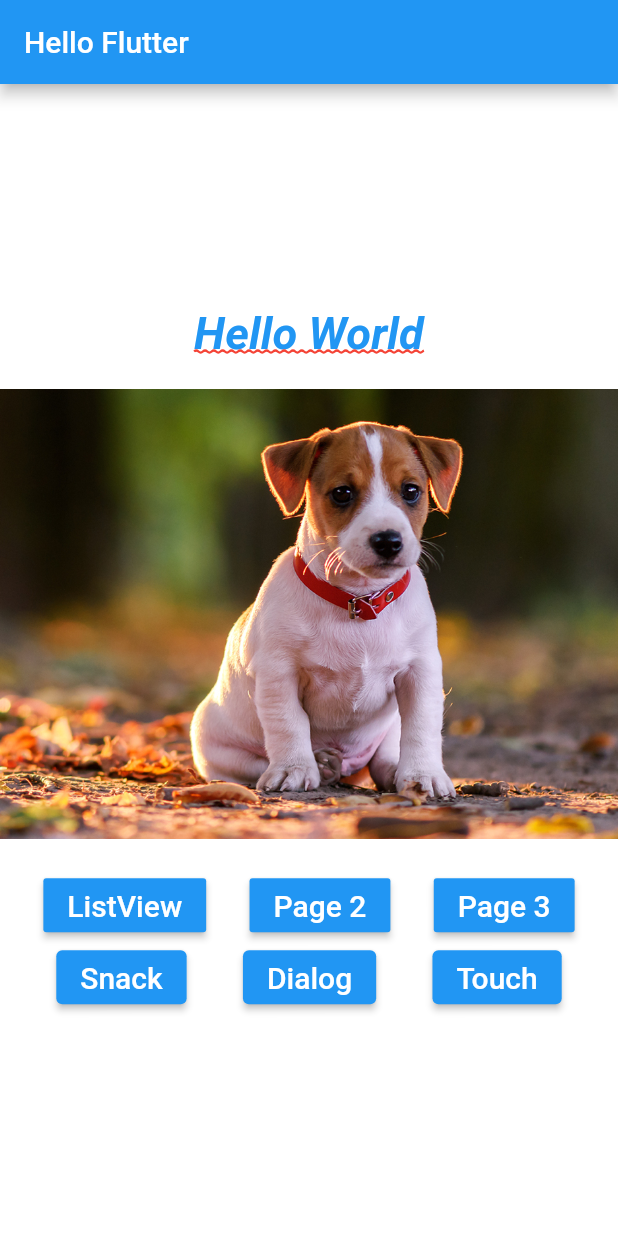
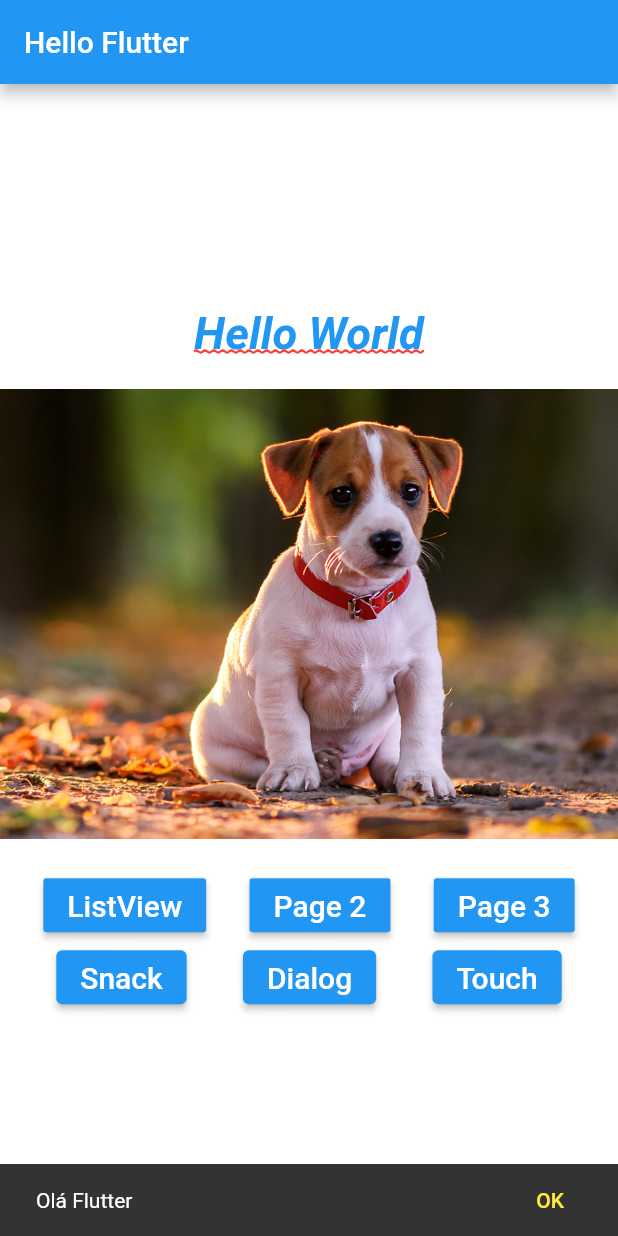
Before and after one commit to rodrigosa/FlutterHelloWorld, a Flutter app: the screen it shows after launch, after a tap on "Snack", on a phone screen of 412 x 824 dp. Run offline on Flutter 3.47's test engine with Material 2 defaults, Android fonts, the phone set to English and light mode, and no system bars.

Commit message:
GestureDetector onTap Navegando pela tela de detalhes (dog)
Alerta Com Snack

```diff
--- a/lib/home_page.dart
+++ b/lib/home_page.dart
@@ -1,6 +1,5 @@
 import 'package:flutter/material.dart';
 import 'package:flutter_hello1/pages/hello_listview.dart';
-import 'package:flutter_hello1/pages/hello_page1.dart';
 import 'package:flutter_hello1/pages/hello_page3.dart';
 import 'package:flutter_hello1/utils/nav.dart';
 import 'package:flutter_hello1/widgets/blue_button.dart';
@@ -23,7 +22,11 @@ class HomePage extends StatelessWidget {
       color: Colors.white,
       child: Column(
         mainAxisAlignment: MainAxisAlignment.center,
-        children: <Widget>[_text(), _pageView(), _buttons(context)],
+        children: <Widget>[
+          _text(),
+          _pageView(),
+          _buttons(),
+        ],
       ),
     );
   }
@@ -44,7 +47,9 @@ class HomePage extends StatelessWidget {
     );
   }
 
-  _buttons(BuildContext context) {
+  _buttons() {
+    return Builder(
+      builder: (BuildContext context) {
         return Column(
           children: [
             ///Testando componente BlueButton criado
@@ -52,7 +57,8 @@ class HomePage extends StatelessWidget {
               mainAxisAlignment: MainAxisAlignment.spaceEvenly,
               children: [
                 BlueButton("ListView",
-                onPressed: () => _onClickNavigator(context, HelloListView())),
+                    onPressed: () =>
+                        _onClickNavigator(context, HelloListView())),
                 BlueButton("Page 2",
                     onPressed: () => _onClickNavigator(context, Hellopage2())),
                 BlueButton("Page 3",
@@ -62,12 +68,14 @@ class HomePage extends StatelessWidget {
             Row(
               mainAxisAlignment: MainAxisAlignment.spaceEvenly,
               children: [
-            _button(context, "Snack", _onclickSnack),
+                _button(context, "Snack", () => _onclickSnack(context)),
                 _button(context, "Dialog", _onClickDialog),
                 _button(context, "Touch", _onClickToast)
               ],
             ),
           ],
+        );
+      },
     );
   }
 
@@ -78,7 +86,18 @@ class HomePage extends StatelessWidget {
     print(">> $s");
   }
 
-  _onclickSnack() {}
+  _onclickSnack(BuildContext context) {
+    Scaffold.of(context).showSnackBar(SnackBar(
+      content: Text("Olá Flutter"),
+      action: SnackBarAction(
+        textColor: Colors.yellow,
+        label: 'OK',
+        onPressed: () {
+          print("OK!");
+        },
+      ),
+    ));
+  }
 
   _onClickDialog() {}
 
```
Lines whose indentation alone changed are shown as unchanged.
